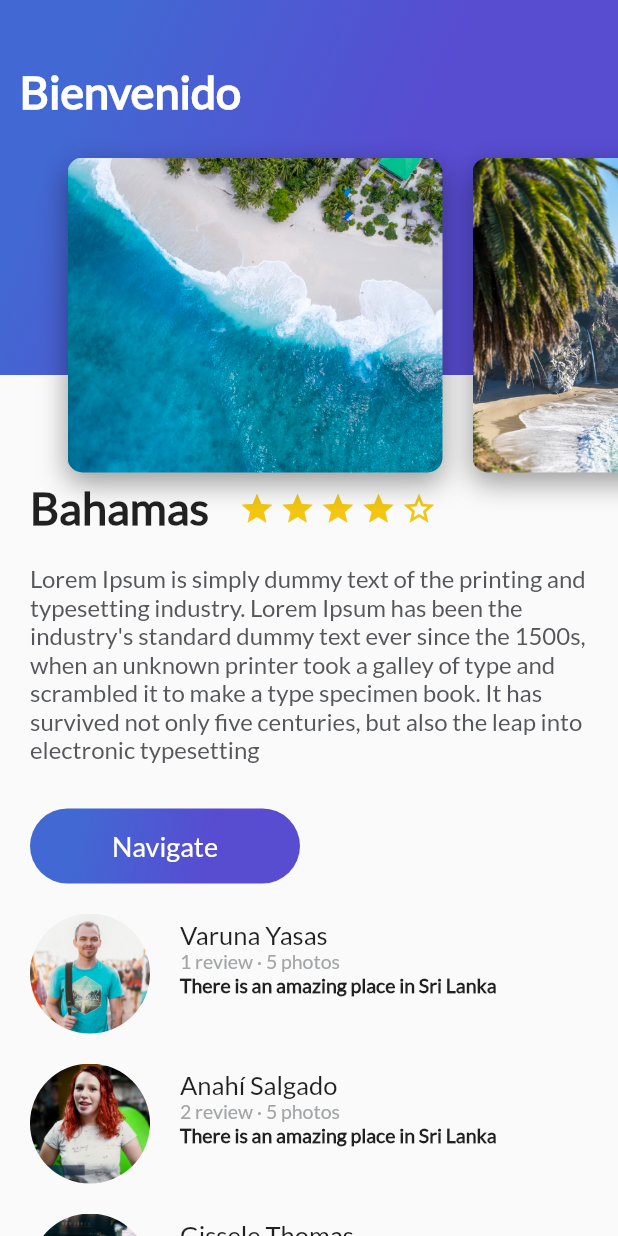
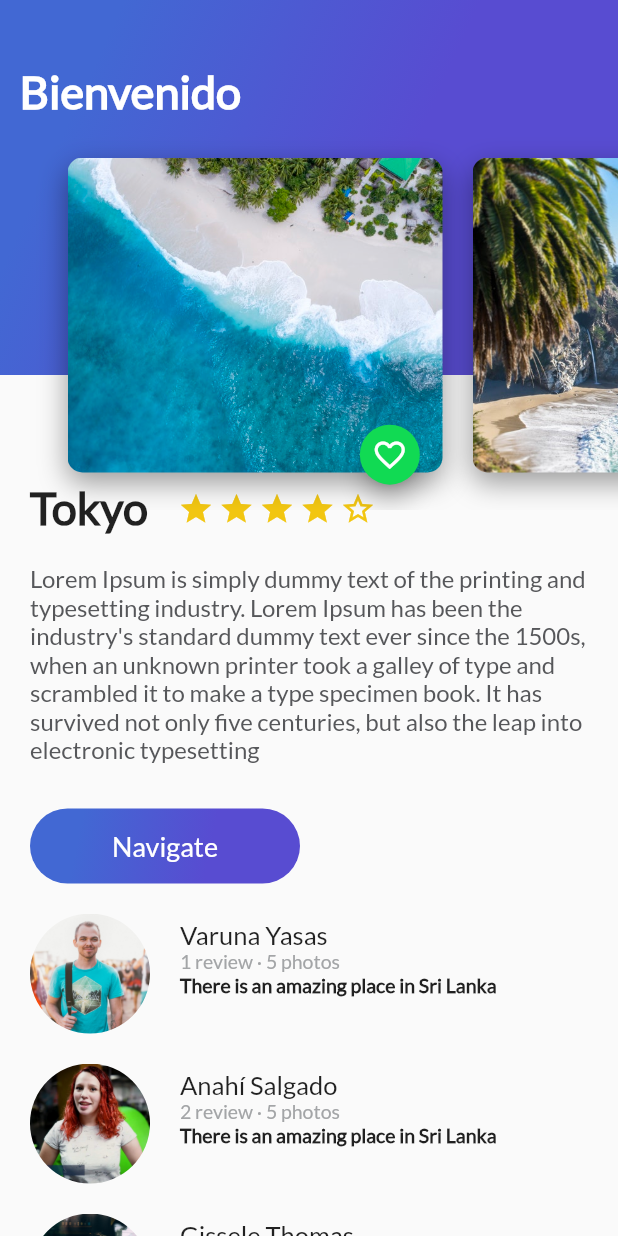
Before and after one commit to KatherinAguilera/flutterApp, a Flutter app: the screen it shows after launch, on a phone screen of 412 x 824 dp. Run offline on Flutter 3.47's test engine with Material 2 defaults, Android fonts, the phone set to English and light mode, and no system bars.

Commit message:
Widgets Bottom Action Button

```diff
--- a/lib/button_purple.dart
+++ b/lib/button_purple.dart
@@ -11,6 +11,7 @@ class ButtonPurple extends StatelessWidget {
   Widget build(BuildContext context) {
     // TODO: implement build
     return InkWell(
+      // comportamiento del boton
       onTap: () {
         Scaffold.of(context).showSnackBar(
             SnackBar(
--- a/lib/card_image.dart
+++ b/lib/card_image.dart
@@ -1,4 +1,5 @@
 import 'package:flutter/material.dart';
+import 'floating_action_button_green.dart';
 
 class  CardImage extends StatelessWidget {
 
@@ -37,7 +38,14 @@ class  CardImage extends StatelessWidget {
       ),
     );
 
-    return card;
+    return Stack(
+      alignment: Alignment(0.9,1.1),
+      children: <Widget>[
+        card,
+        // LLamando widget del estado creado en el boton <3
+        FloatingActionButtonGreen()
+      ],
+    );
   }
 
 }
--- /dev/null
+++ b/lib/floating_action_button_green.dart
@@ -0,0 +1,42 @@
+import 'package:flutter/material.dart';
+
+class FloatingActionButtonGreen extends StatefulWidget {
+  @override
+  // Creando el esatdo
+  State<StatefulWidget> createState() {
+    // TODO: implement createState
+    return _FloatingActionButtonGreen();
+  }
+
+}
+
+// Declarando el estado
+class _FloatingActionButtonGreen extends State<FloatingActionButtonGreen> {
+  bool state= false;
+  void onPressedFav(){
+       setState(() {
+      state = !state;
+    });
+    Scaffold.of(context).showSnackBar(
+        SnackBar(
+          content: Text("Agregaste a tus Favoritos"),
+        )
+    );
+  }
+// UI
+  @override
+  Widget build(BuildContext context) {
+    // TODO: implement build
+    return FloatingActionButton(
+      backgroundColor: Color(0xFF11DA53),
+      mini: true,
+      tooltip: "Fav",
+      //Metodo Clic
+      onPressed: onPressedFav,
+       child: Icon(
+        state?Icons.favorite:Icons.favorite_border
+      ),
+    );
+  }
+
+}
--- a/lib/main.dart
+++ b/lib/main.dart
@@ -25,7 +25,7 @@ class MyApp extends StatelessWidget {
           children: <Widget>[
             ListView(
               children: <Widget>[
-                DescriptionPlace("Bahamas", 4, descriptionDummy),
+                DescriptionPlace("Tokyo", 4, descriptionDummy),
                 ReviewList()
 
               ],
```
Also changed, not shown: lib/home_trips.dart (added), lib/platzi_trips.dart (added).
